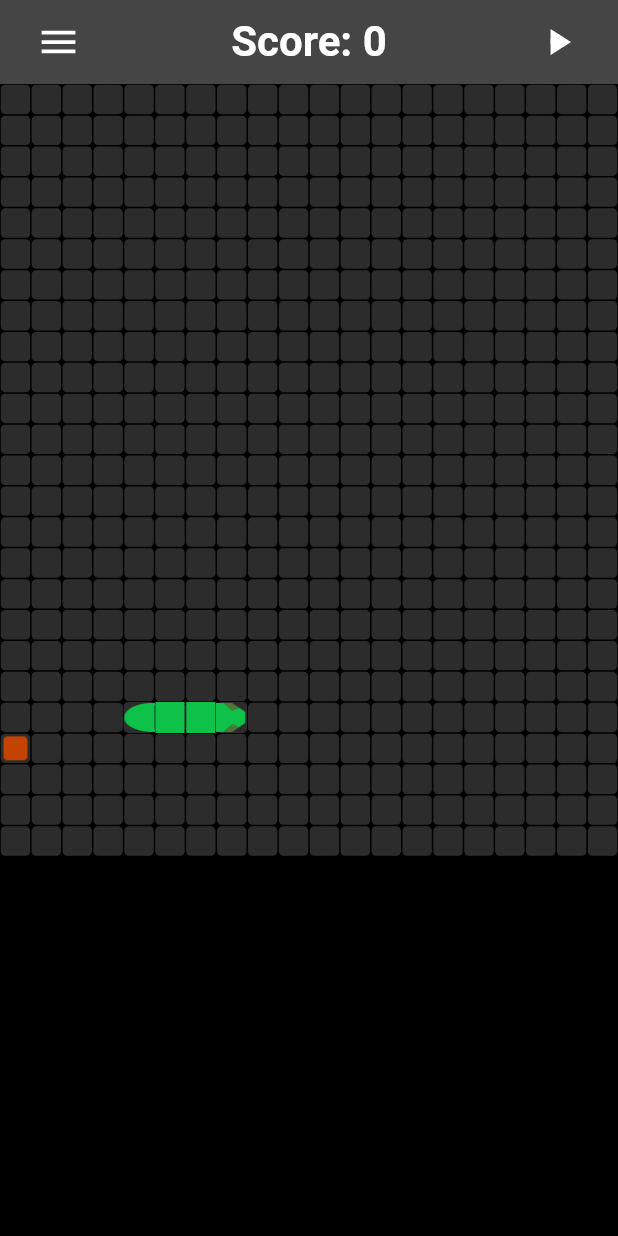
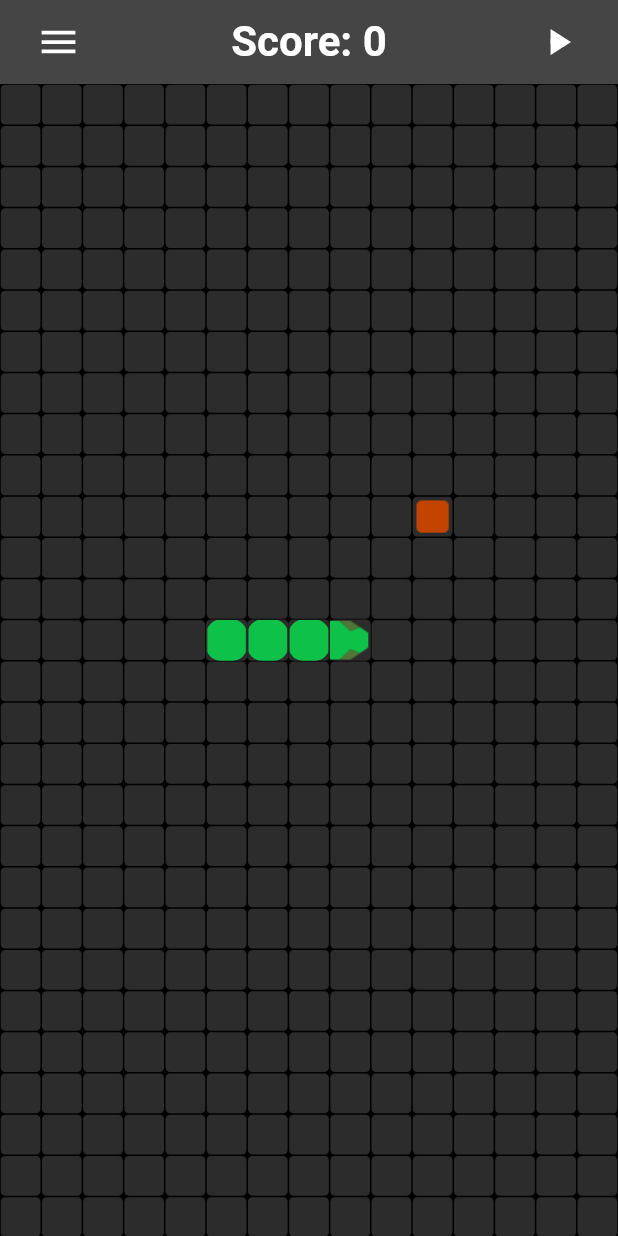
Before and after one commit to ParimSsme/snake_game, a Flutter app: the screen it shows after launch, after a tap on "Start", on a phone screen of 412 x 824 dp. Run offline on Flutter 3.47's test engine with Material 3 defaults, Android fonts, the phone set to English and light mode, and no system bars; our stand-ins replace get; missing offline and left inert: alerter.

Commit message:
fix game page design problems

```diff
--- a/lib/presentation/controllers/game_controller.dart
+++ b/lib/presentation/controllers/game_controller.dart
@@ -18,10 +18,10 @@ class GameController extends GetxController with GetTickerProviderStateMixin {
   late AnimationController snakeController;
 
   /// Snake and game field settings
-  RxList<int> snake = <int>[404, 405, 406, 407].obs;
-  final int noOfSquares = 500;
-  final Duration snakeSpeed = Duration(milliseconds: 250);
-  final int squareSize = 20;
+  RxList<int> snake = <int>[200, 201, 202, 203].obs;
+  final int noOfSquares = 435;
+  final int _snakeSpeedInMilliSeconds = 250;
+  final int squareSize = 15;
 
   /// Direction and food position
   Rx<SnakeDirection> currentSnakeDirection = SnakeDirection.right.obs;
@@ -52,14 +52,14 @@ class GameController extends GetxController with GetTickerProviderStateMixin {
 
   /// Initialize the animation controller
   void _initializeAnimationController() {
-    snakeController = AnimationController(vsync: this, duration: snakeSpeed);
+    snakeController = AnimationController(vsync: this, duration: Duration(milliseconds: _snakeSpeedInMilliSeconds));
     snakeAnimation = CurvedAnimation(curve: Curves.easeInOut, parent: snakeController);
     snakeController.forward();
   }
 
   /// Start the game timer
   void startGame() {
-    Timer.periodic(snakeSpeed, (Timer timer) {
+    Timer.periodic(Duration(milliseconds: _snakeSpeedInMilliSeconds), (Timer timer) {
       _updateSnake();
       if(hasStarted.value) timer.cancel();
     });
--- a/lib/presentation/pages/game_page/game_page.dart
+++ b/lib/presentation/pages/game_page/game_page.dart
@@ -54,11 +54,13 @@ class GamePage extends GetView<GameController> {
           onHorizontalDragUpdate: controller.onHorizontalDragUpdate,
           child: SizedBox(
             width: MediaQuery.of(context).size.width,
+            height: MediaQuery.of(context).size.height,
             child: GridView.builder(
               itemCount: controller.noOfSquares,
               physics: const NeverScrollableScrollPhysics(),
               gridDelegate: SliverGridDelegateWithFixedCrossAxisCount(
                 crossAxisCount: controller.squareSize,
+                // childAspectRatio: (1 / 1),
               ),
               itemBuilder: (context, index) {
                 /// Helper method to build individual grid cells
--- a/lib/presentation/pages/game_page/widgets/grid_cell.dart
+++ b/lib/presentation/pages/game_page/widgets/grid_cell.dart
@@ -17,24 +17,24 @@ class GridCell extends StatelessWidget {
   Widget build(BuildContext context) {
     final controller = GameController.to;
 
-    return Container(
+    return Obx(
+      () => Container(
         margin: EdgeInsets.all(controller.snake.contains(index) ? 0 : 0.5),
         decoration: BoxDecoration(
           color: AppColors.gameCellColor,
           borderRadius: BorderRadius.circular(3),
         ),
-      child: Obx(
-        () => index == controller.snakeFoodPosition.value
+        child: index == controller.snakeFoodPosition.value
             ? Image.asset(AppImageAssets.food)
             : index == controller.snake.last
                 ? SnakeHead(
                     direction: controller.currentSnakeDirection.value,
                   )
-                : index == controller.snake.first
-                    ? SnakeTail(
-                        direction: controller.currentSnakeDirection.value)
                 : controller.snake.contains(index)
-                        ? Image.asset(AppImageAssets.snakeBody)
+                    ? ClipRRect(
+                        borderRadius: BorderRadius.circular(10),
+                        child: Image.asset(AppImageAssets.snakeBody),
+                      )
                     : const SizedBox.shrink(),
       ),
     );
@@ -75,38 +75,3 @@ class SnakeHead extends StatelessWidget {
     );
   }
 }
-
-class SnakeTail extends StatelessWidget {
-  final SnakeDirection direction;
-
-  const SnakeTail({super.key, required this.direction});
-
-  @override
-  Widget build(BuildContext context) {
-    double angle;
-    switch (direction) {
-      case SnakeDirection.left:
-        angle = -pi / 2; // Rotate 90° counter-clockwise
-        break;
-      case SnakeDirection.right:
-        angle = pi / 2; // Rotate 90° clockwise
-        break;
-      case SnakeDirection.down:
-        angle = pi; // Rotate 180°
-        break;
-      case SnakeDirection.up:
-      default:
-        angle = 0; // No rotation for right
-    }
-
-    return Transform.rotate(
-      angle: angle,
-      child: Image.asset(
-        AppImageAssets
-            .snakeTail, // Add the image file to your assets folder and reference here
-        width: 50, // Set the desired size
-        height: 50,
-      ),
-    );
-  }
-}
```
Lines whose indentation alone changed are shown as unchanged.
